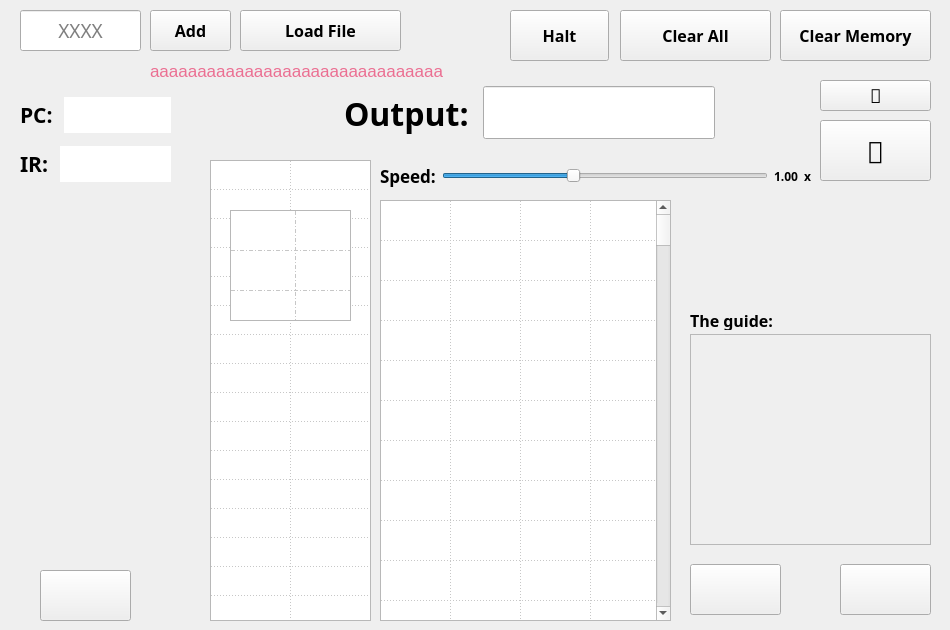
Qt form mainwindow.ui (pxlman/vole-machine-simulator) before a commit.
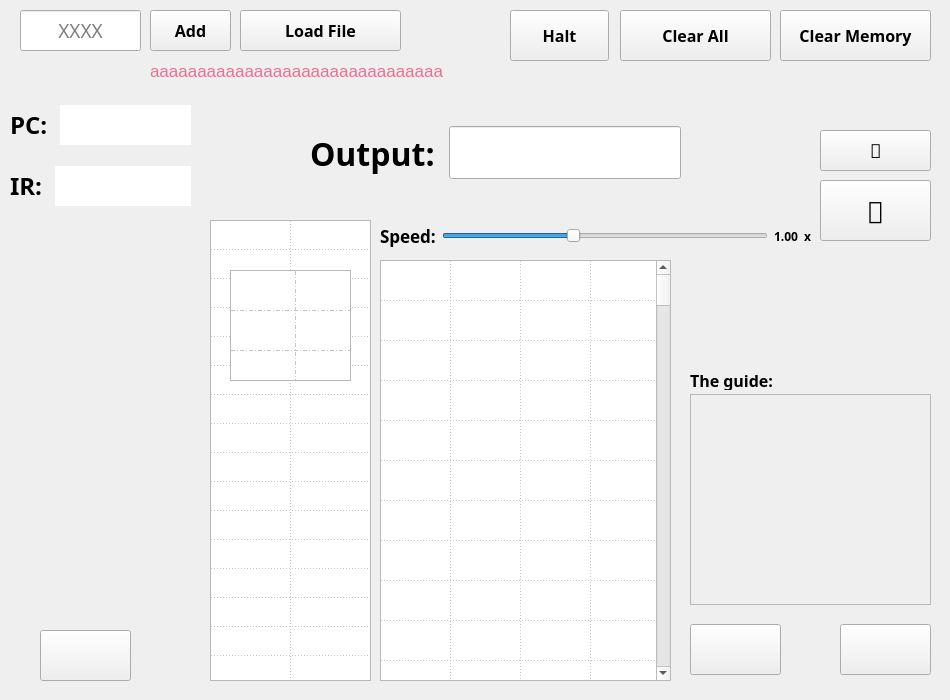
The same form after that commit. Icons and pictures are not drawn.

Patch:
```diff
--- a/mainwindow.ui
+++ b/mainwindow.ui
@@ -7,7 +7,7 @@
     <x>0</x>
     <y>0</y>
     <width>950</width>
-    <height>630</height>
+    <height>700</height>
    </rect>
   </property>
   <property name="windowTitle">
@@ -151,7 +151,7 @@
     <property name="geometry">
      <rect>
       <x>820</x>
-      <y>120</y>
+      <y>180</y>
       <width>111</width>
       <height>61</height>
      </rect>
@@ -178,7 +178,7 @@
     <property name="geometry">
      <rect>
       <x>840</x>
-      <y>564</y>
+      <y>624</y>
       <width>91</width>
       <height>51</height>
      </rect>
@@ -251,7 +251,7 @@
     <property name="geometry">
      <rect>
       <x>210</x>
-      <y>160</y>
+      <y>220</y>
       <width>161</width>
       <height>461</height>
      </rect>
@@ -423,7 +423,7 @@
     <property name="geometry">
      <rect>
       <x>230</x>
-      <y>210</y>
+      <y>270</y>
       <width>121</width>
       <height>111</height>
      </rect>
@@ -579,8 +579,8 @@
    <widget class="QWidget" name="layoutWidget">
     <property name="geometry">
      <rect>
-      <x>344</x>
-      <y>80</y>
+      <x>310</x>
+      <y>120</y>
       <width>371</width>
       <height>66</height>
      </rect>
@@ -653,10 +653,10 @@
    <widget class="QWidget" name="layoutWidget">
     <property name="geometry">
      <rect>
-      <x>20</x>
+      <x>10</x>
       <y>90</y>
-      <width>151</width>
-      <height>101</height>
+      <width>181</width>
+      <height>131</height>
      </rect>
     </property>
     <property name="font">
@@ -672,7 +672,7 @@
          <property name="font">
           <font>
            <family>OpenDyslexic Nerd Font</family>
-           <pointsize>16</pointsize>
+           <pointsize>18</pointsize>
            <bold>true</bold>
           </font>
          </property>
@@ -689,7 +689,7 @@
          <property name="font">
           <font>
            <family>OpenDyslexic Nerd Font</family>
-           <pointsize>16</pointsize>
+           <pointsize>18</pointsize>
           </font>
          </property>
          <property name="cursor">
@@ -724,7 +724,7 @@
          <property name="font">
           <font>
            <family>OpenDyslexic Nerd Font</family>
-           <pointsize>16</pointsize>
+           <pointsize>18</pointsize>
            <bold>true</bold>
           </font>
          </property>
@@ -744,7 +744,7 @@
          <property name="font">
           <font>
            <family>OpenDyslexic Nerd Font</family>
-           <pointsize>16</pointsize>
+           <pointsize>18</pointsize>
           </font>
          </property>
          <property name="cursor">
@@ -811,7 +811,7 @@
     <property name="geometry">
      <rect>
       <x>380</x>
-      <y>160</y>
+      <y>220</y>
       <width>431</width>
       <height>32</height>
      </rect>
@@ -900,9 +900,9 @@
     <property name="geometry">
      <rect>
       <x>820</x>
-      <y>80</y>
+      <y>130</y>
       <width>111</width>
-      <height>31</height>
+      <height>41</height>
      </rect>
     </property>
     <property name="font">
@@ -926,7 +926,7 @@
     <property name="geometry">
      <rect>
       <x>380</x>
-      <y>200</y>
+      <y>260</y>
       <width>291</width>
       <height>421</height>
      </rect>
@@ -1236,7 +1236,7 @@
     <property name="geometry">
      <rect>
       <x>690</x>
-      <y>564</y>
+      <y>624</y>
       <width>91</width>
       <height>51</height>
      </rect>
@@ -1276,7 +1276,7 @@
     <property name="geometry">
      <rect>
       <x>690</x>
-      <y>334</y>
+      <y>394</y>
       <width>241</width>
       <height>211</height>
      </rect>
@@ -1311,7 +1311,7 @@
     <property name="geometry">
      <rect>
       <x>40</x>
-      <y>570</y>
+      <y>630</y>
       <width>91</width>
       <height>51</height>
      </rect>
@@ -1348,7 +1348,7 @@
     <property name="geometry">
      <rect>
       <x>690</x>
-      <y>310</y>
+      <y>370</y>
       <width>101</width>
       <height>20</height>
      </rect>
@@ -1368,7 +1368,7 @@
     <property name="geometry">
      <rect>
       <x>810</x>
-      <y>190</y>
+      <y>250</y>
       <width>131</width>
       <height>151</height>
      </rect>
@@ -1390,9 +1390,9 @@
     <property name="geometry">
      <rect>
       <x>20</x>
-      <y>210</y>
+      <y>270</y>
       <width>181</width>
-      <height>101</height>
+      <height>111</height>
      </rect>
     </property>
     <property name="toolTip">
```
